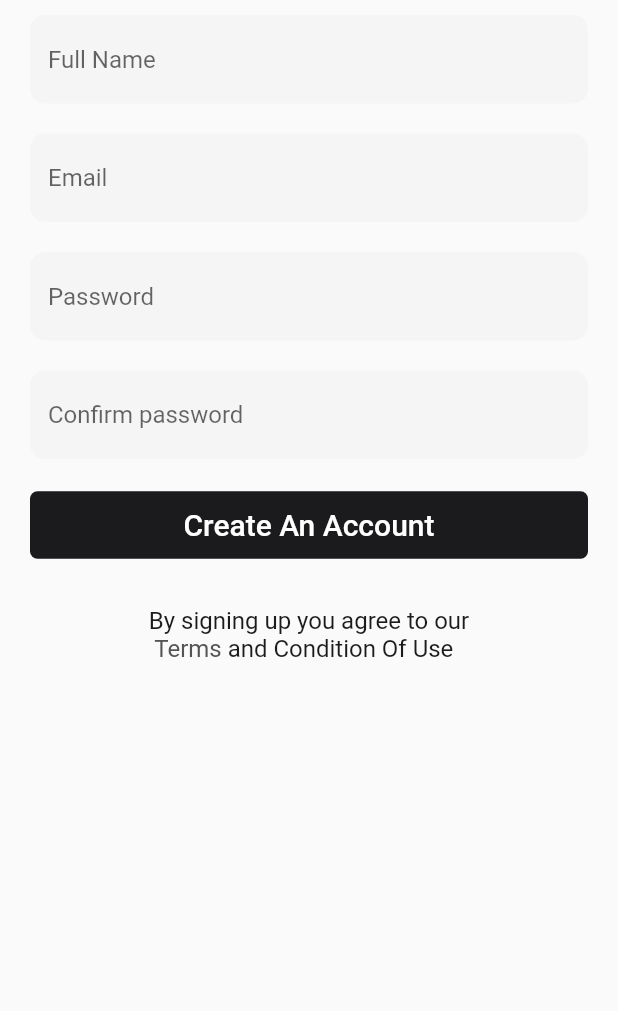
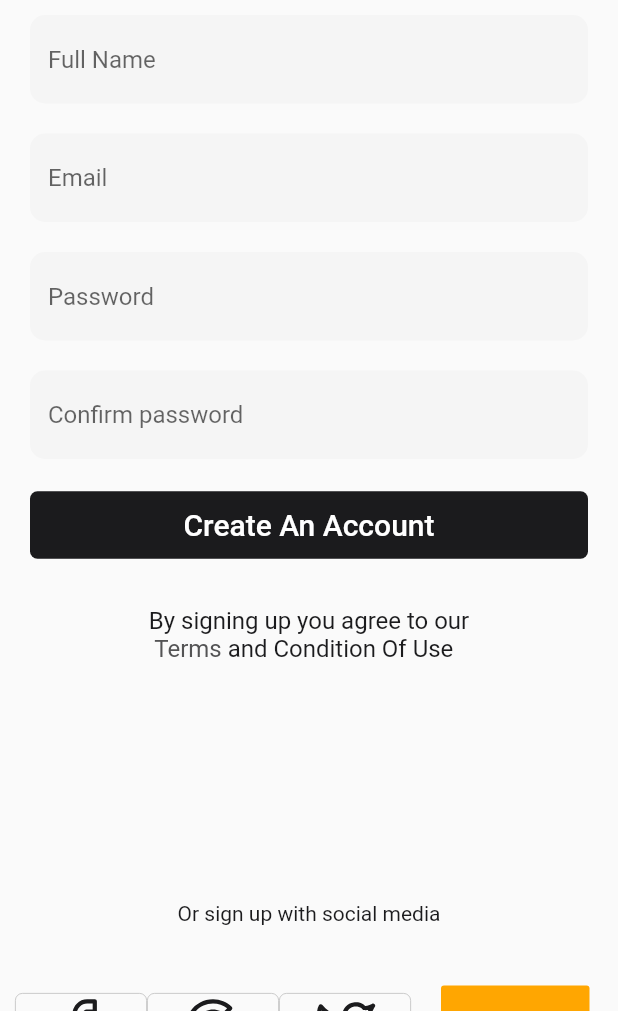
Before and after one commit to tauhidul252/eShop, a Flutter app: the screen it shows after launch, on a phone screen of 412 x 824 dp, the part 225-1236 px from its top. Run offline on Flutter 3.47's test engine with Material 2 defaults, Android fonts, the phone set to English and light mode, and no system bars; our stand-ins replace flutter_svg.

Commit message:
SignUp page Top part

```diff
--- a/lib/screen/loginScreen/login_screen.dart
+++ b/lib/screen/loginScreen/login_screen.dart
@@ -7,7 +7,6 @@ import 'package:flutter/material.dart';
 import 'package:flutter_svg/flutter_svg.dart';
 
 class LoginScreen extends StatefulWidget {
-
 
   @override
   _LoginScreenState createState() => _LoginScreenState();
@@ -126,6 +125,7 @@ Widget buildBottomPart(){
     ],),
   );
 }
+
   @override
   Widget build(BuildContext context) {
     return Scaffold(
--- a/lib/screen/signUp/signup_screen.dart
+++ b/lib/screen/signUp/signup_screen.dart
@@ -1,8 +1,10 @@
 import 'package:eshop/appColors/app_colors.dart';
 import 'package:eshop/stylies/signup_screen_style.dart';
+import 'package:eshop/svgImges/svg_images.dart';
 import 'package:eshop/widgets/my_button_widget.dart';
 import 'package:eshop/widgets/my_textfromefield_widget.dart';
 import 'package:flutter/material.dart';
+import 'package:flutter_svg/svg.dart';
 
 class SignupScreen extends StatelessWidget {
 
@@ -62,7 +64,90 @@ class SignupScreen extends StatelessWidget {
       ],
     );
   }
+  Widget buildSocialButton({required Widget child, required VoidCallback onPress}){
+    return MaterialButton(
+               onPressed: onPress,
+                shape: OutlineInputBorder(
+                  borderSide: BorderSide(
+                    color: AppColors.baseGrey40Color,
+                    width: 0.5,
+                  ),
+                  borderRadius:BorderRadius.circular(5),
+                ),
 
+                child: child
+              );
+
+
+  }
+
+
+  Widget buildBottomPart(){
+    return Container(
+      height: 300,
+      child: Column(
+        mainAxisAlignment: MainAxisAlignment.end,
+        children: [
+          Text("Or sign up with social media",
+          style: SignUpScreenStylies.signUpStylies,
+          ),
+          SizedBox(
+            height: 10,
+          ),
+          Padding(padding: EdgeInsets.all(10.0),
+          child: Row(
+            mainAxisAlignment: MainAxisAlignment.spaceAround,
+            children: [
+              //Facebook login button
+              buildSocialButton(
+                onPress: () {},
+                child: SvgPicture.asset(
+                  SvgImages.facebook,
+                  color: AppColors.baseBlackColor,
+                  width: 45,
+                ),
+                ),
+              //Google login button
+              buildSocialButton(
+                onPress: () {},
+                child: SvgPicture.asset(
+                  SvgImages.google,
+                  color: AppColors.baseBlackColor,
+                  width: 45,
+                ),
+                ),
+                //Twitter login button
+              buildSocialButton(
+                onPress: () {},
+                child: SvgPicture.asset(
+                  SvgImages.twitter,
+                  color: AppColors.baseBlackColor,
+                  width: 45,
+                ),
+                ),
+
+               Container(
+                 margin:EdgeInsets.all(20),
+                 child: MaterialButton(
+                   onPressed: () {},
+                   color: AppColors.baseLightOrangeColor,
+                   height: 55,
+                   elevation: 0,
+                   child: Center(
+                     child:Text("Sign up",
+                     style: SignUpScreenStylies.signUpButton,),
+                    ),
+                   ),
+               ),
+
+            ],
+          ),
+          ),
+
+        ],
+      ),
+    );
+  }
 
   @override
   Widget build(BuildContext context) {
@@ -71,6 +156,7 @@ class SignupScreen extends StatelessWidget {
         physics: BouncingScrollPhysics(),
       children: [
         buildTopPart(),
+        buildBottomPart(),
       ],
       ),
       ),
--- a/lib/stylies/signup_screen_style.dart
+++ b/lib/stylies/signup_screen_style.dart
@@ -23,6 +23,14 @@ class SignUpScreenStylies{
    fontSize: 16,
    color: AppColors.baseBlackColor,
   );
-
+  //signUpStylies Of Use Stylies
+   static const TextStyle signUpStylies=TextStyle(
+   color: AppColors.baseBlackColor,
+  );
+  //signUpButton Of Use Stylies
+   static const TextStyle signUpButton=TextStyle(
+   color: AppColors.baseGrey10Color,
+   fontSize: 20,
+  );
 
 }
```
